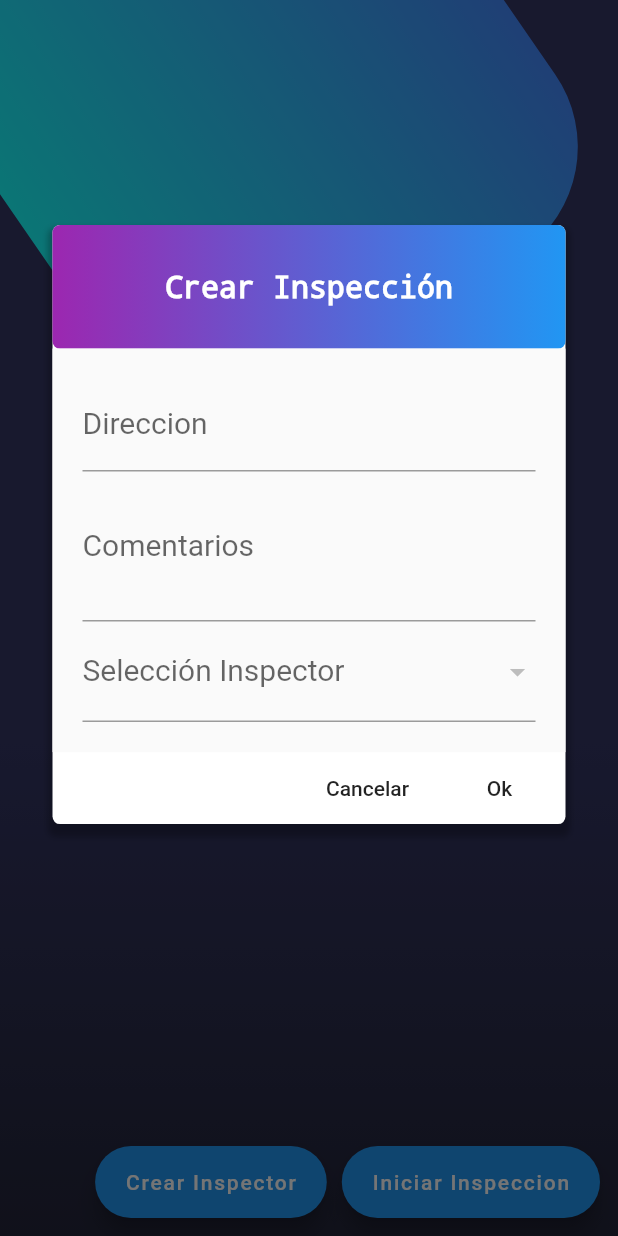
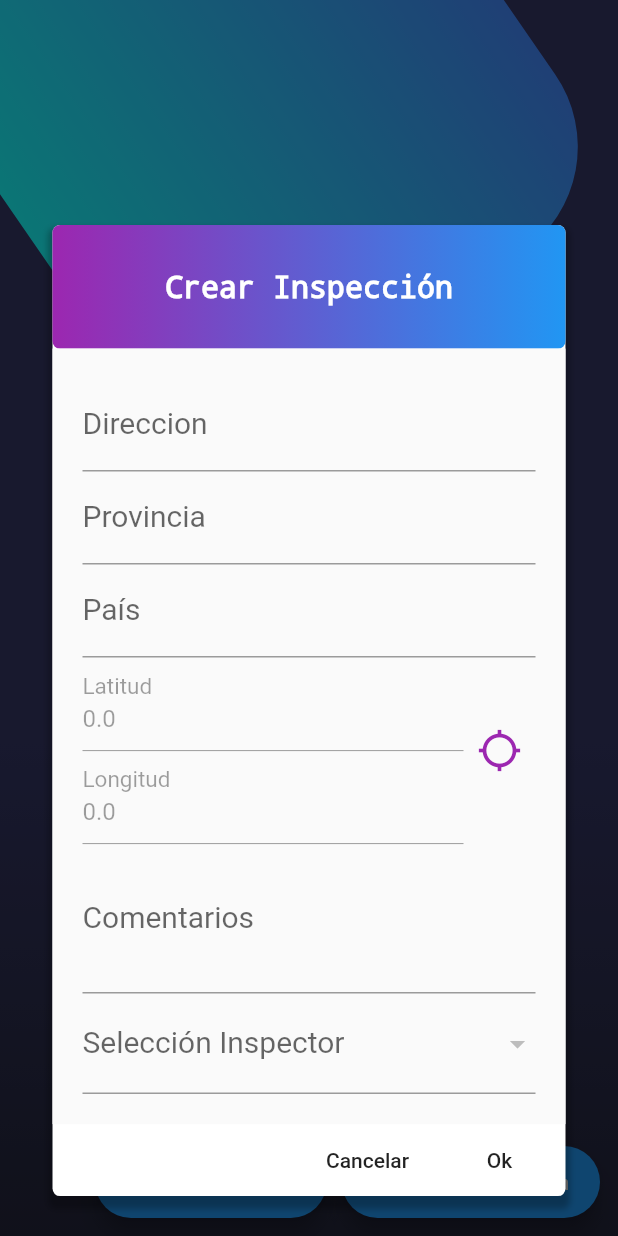
Before and after one commit to Sakrence/TFG, a Flutter app: the screen it shows after launch, after a tap on "Iniciar Inspeccion", on a phone screen of 412 x 824 dp. Run offline on Flutter 3.47's test engine with Material 2 defaults, Android fonts, the phone set to English and light mode, and no system bars; our stand-ins replace image_picker, location, rxdart, sqflite; accounts and stored records are empty.

Commit message:
feat: ubicacion funcional

```diff
--- a/prevencionriesgoslaborales/lib/src/models/inspeccion.dart
+++ b/prevencionriesgoslaborales/lib/src/models/inspeccion.dart
@@ -4,6 +4,8 @@
 
 import 'dart:convert';
 import 'dart:typed_data';
+
+import 'package:prevencionriesgoslaborales/src/providers/db_provider.dart';
 
 import 'deficiencia_model.dart';
 
@@ -31,6 +33,7 @@ class InspeccionModel {
             this.fechaFin = DateTime.now().millisecondsSinceEpoch;
             // this.latitud = 1.0;
             // this.longitud = 1.0;
+            this.coordenadas = new Coordenadas(latitud: 0.0, longitud: 0.0);
             this.pais = "";
             this.provincia = "";
             this.deficiencias = [];
@@ -78,8 +81,8 @@ class InspeccionModel {
         "direccion"   : direccion,
         "provincia"   : provincia,
         "pais"        : pais,
-        // "latitud"     : latitud,
-        // "longitud"    : longitud,
+        "latitud"     : coordenadas.latitud,
+        "longitud"    : coordenadas.longitud,
         // "coordenadas" : coordenadas.toJson(),
         "comentarios" : comentarios,
         "idInspector" : idInspector,
@@ -95,8 +98,8 @@ class Coordenadas {
         this.longitud,
     });
 
-    int latitud;
-    int longitud;
+    double latitud;
+    double longitud;
 
     factory Coordenadas.fromJson(Map<String, dynamic> json) => Coordenadas(
         latitud   : json["latitud"],
--- a/prevencionriesgoslaborales/lib/src/pages/lista_inspecciones.dart
+++ b/prevencionriesgoslaborales/lib/src/pages/lista_inspecciones.dart
@@ -1,6 +1,7 @@
 import 'dart:math';
 
 import 'package:flutter/material.dart';
+import 'package:location/location.dart';
 import 'package:prevencionriesgoslaborales/src/bloc/inspeccion_bloc.dart';
 import 'package:prevencionriesgoslaborales/src/bloc/provider.dart';
 import 'package:prevencionriesgoslaborales/src/models/inspeccion.dart';
@@ -11,6 +12,10 @@ class ListaInspeccionPage extends StatefulWidget {
 }
 
 class _ListaInspeccionPageState extends State<ListaInspeccionPage> {
+  static final _formKey = GlobalKey<FormState>();
+  final _latitudController = TextEditingController(text:'0.0');
+  final _longitudController = TextEditingController(text:'0.0');
+
   @override
   Widget build(BuildContext context) {
 
@@ -346,9 +351,15 @@ class _ListaInspeccionPageState extends State<ListaInspeccionPage> {
                   child: Container(
                     padding: EdgeInsets.all(20.0),
                     child: Form(
+                      key: _formKey,
                       child: Column(
                         children: <Widget>[
-                          _crearTextFieldLugar(inspeccion),
+                          _crearTextFieldDireccion(inspeccion),
+                          _crearTextFieldProvincia(inspeccion),
+                          _crearTextFieldPais(inspeccion),
+                          _crearFieldCoordenadas(inspeccion),
+                          // _crearTextFieldLatitud(inspeccion),
+                          // _crearTextFieldLongitud(inspeccion),
                           _crearTextFieldComentarios(inspeccion),
                           _crearSeleccionInspector(inspeccion, bloc),
                         ],
@@ -405,31 +416,7 @@ class _ListaInspeccionPageState extends State<ListaInspeccionPage> {
 
   }
 
-  // Widget _crearTextDNI( Inspector inspector) {
-
-  //   return TextFormField(
-  //     keyboardType: TextInputType.visiblePassword,
-  //     initialValue: inspector.,
-  //     textCapitalization: TextCapitalization.sentences,
-  //     decoration: InputDecoration(
-  //       labelText: 'DNI',
-  //       labelStyle: TextStyle(fontSize: 20.0)
-  //     ),
-  //     onChanged: (value) => setState(() {
-  //         inspector.dni = value;
-  //     }),
-  //     validator: (value) {
-  //       if ( value.length < 2 ) {
-  //         return 'Ingrese más de 2 carácteres';
-  //       } else {
-  //         return null;
-  //       }
-  //     },
-  //   );
-
-  // }
-
-  Widget _crearTextFieldLugar( InspeccionModel inspeccion ) {
+  Widget _crearTextFieldDireccion( InspeccionModel inspeccion ) {
 
     return TextFormField(
       initialValue: inspeccion.direccion,
@@ -441,13 +428,134 @@ class _ListaInspeccionPageState extends State<ListaInspeccionPage> {
       onChanged: (value) => inspeccion.direccion = value,
       validator: (value) {
         if ( value.length < 3 ) {
-          return 'Ingrese el lugar donde se va a realizar la inspección';
+          return 'Ingrese la dirección donde se va a realizar la inspección';
         } else {
           return null;
         }
       },
     );
 
+  }
+
+  Widget _crearTextFieldProvincia( InspeccionModel inspeccion ) {
+
+    return TextFormField(
+      initialValue: inspeccion.provincia,
+      textCapitalization: TextCapitalization.words,
+      decoration: InputDecoration(
+        labelText: 'Provincia',
+        labelStyle: TextStyle(fontSize: 20.0)
+      ),
+      onChanged: (value) => inspeccion.provincia = value,
+      validator: (value) {
+        if ( value.length < 3 ) {
+          return 'Ingrese la provincia donde se va a realizar la inspección';
+        } else {
+          return null;
+        }
+      },
+    );
+
+  }
+
+  Widget _crearTextFieldPais( InspeccionModel inspeccion ) {
+
+    return TextFormField(
+      initialValue: inspeccion.pais,
+      textCapitalization: TextCapitalization.words,
+      decoration: InputDecoration(
+        labelText: 'País',
+        labelStyle: TextStyle(fontSize: 20.0)
+      ),
+      onChanged: (value) => inspeccion.pais = value,
+      validator: (value) {
+        if ( value.length < 3 ) {
+          return 'Ingrese el país donde se va a realizar la inspección';
+        } else {
+          return null;
+        }
+      },
+    );
+
+  }
+
+  Widget _crearFieldCoordenadas( InspeccionModel inspeccion ) {
+    return Container(
+      child: Row(
+        crossAxisAlignment: CrossAxisAlignment.center,
+        children: <Widget>[
+          Expanded(
+            child: Column(
+              children: <Widget>[
+                _crearTextFieldLatitud(inspeccion),
+                _crearTextFieldLongitud(inspeccion)
+              ],
+            ),
+          ),
+          IconButton(
+            iconSize: 30.0,
+            icon: Icon(Icons.location_searching),
+            color: Theme.of(context).primaryColor,
+            onPressed: () => _getLocation(inspeccion)
+          ),
+        ],
+      ),
+    );
+  }
+
+  Widget _crearTextFieldLatitud( InspeccionModel inspeccion ) {
+    return TextFormField(
+      keyboardType: TextInputType.numberWithOptions(decimal: true, signed: true),
+      // initialValue: '${inspeccion.coordenadas.latitud}',
+      controller: _latitudController,
+      enabled: false,
+      decoration: InputDecoration(
+        labelText: 'Latitud',
+        labelStyle: TextStyle(fontSize: 20.0),
+      ),
+      readOnly: true,
+      // onChanged: (value) => setState(() {
+      //   print('Latitud: ${value}');
+      //     inspeccion.coordenadas.latitud = num.tryParse(value);
+      // }),
+      onSaved: (value) => _latitudController.text = '${inspeccion.coordenadas.latitud}',
+      validator: (value) {
+        bool flag;
+        if ( value.isEmpty) flag = false;
+        (num.tryParse(value) == null ) ? flag = false : flag = true;
+
+        if ( flag ){
+          return null;
+        } else {
+          return 'Solo numeros';
+        }
+      },
+    );
+  }
+
+  Widget _crearTextFieldLongitud( InspeccionModel inspeccion ) {
+    return TextFormField(
+      keyboardType: TextInputType.numberWithOptions(decimal: true, signed: true),
+      // initialValue: '${inspeccion.coordenadas.longitud}',
+      controller: _longitudController,
+      enabled: false,
+      decoration: InputDecoration(
+        labelText: 'Longitud',
+        labelStyle: TextStyle(fontSize: 20.0)
+      ),
+      onSaved: (value) => _longitudController.text = '${inspeccion.coordenadas.longitud}',
+      validator: (value) {
+        bool flag;
+        if ( value.isEmpty) flag = false;
+        (num.tryParse(value) == null ) ? flag = false : flag = true;
+
+        if ( flag ){
+          return null;
+        } else {
+          return 'Solo numeros';
+        }
+      },
+    );
   }
 
   Widget _crearTextFieldComentarios( InspeccionModel inspeccion ) {
@@ -493,4 +601,44 @@ class _ListaInspeccionPageState extends State<ListaInspeccionPage> {
     );
 
   }
+
+  _getLocation( InspeccionModel inspeccion ) async {
+
+    Location location = new Location();
+
+    bool _serviceEnabled;
+    PermissionStatus _permissionGranted;
+    LocationData _locationData;
+
+    _serviceEnabled = await location.serviceEnabled();
+    if (!_serviceEnabled) {
+      _serviceEnabled = await location.requestService();
+      if (!_serviceEnabled) {
+        return;
+      }
+    }
+
+    _permissionGranted = await location.hasPermission();
+    if (_permissionGranted == PermissionStatus.denied) {
+      _permissionGranted = await location.requestPermission();
+      if (_permissionGranted != PermissionStatus.granted) {
+        return;
+      }
+    }
+
+    _locationData = await location.getLocation();
+
+    setState(() {
+      inspeccion.coordenadas.latitud = _locationData.latitude;
+      print(_locationData.latitude);
+      print(inspeccion.coordenadas.latitud);
+      inspeccion.coordenadas.longitud = _locationData.longitude;
+      print(_locationData.longitude);
+      print(inspeccion.coordenadas.longitud);
+    });
+
+    _formKey.currentState.save();
+
+
+  }
 }
--- a/prevencionriesgoslaborales/pubspec.yaml
+++ b/prevencionriesgoslaborales/pubspec.yaml
@@ -32,6 +32,7 @@ dependencies:
   image_picker:
   sqflite: ^1.3.1
   path_provider: ^1.6.10
+  location: ^3.0.2
 
 dev_dependencies:
   flutter_test:
```
Also changed, not shown: prevencionriesgoslaborales/pubspec.lock, 1 other file.
